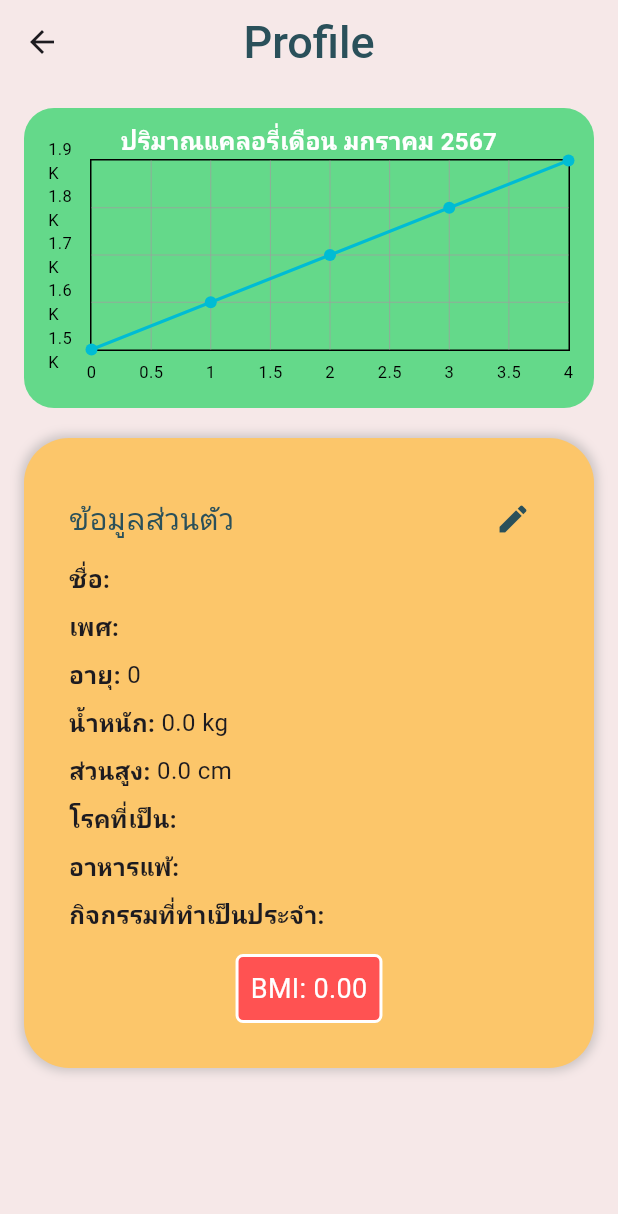
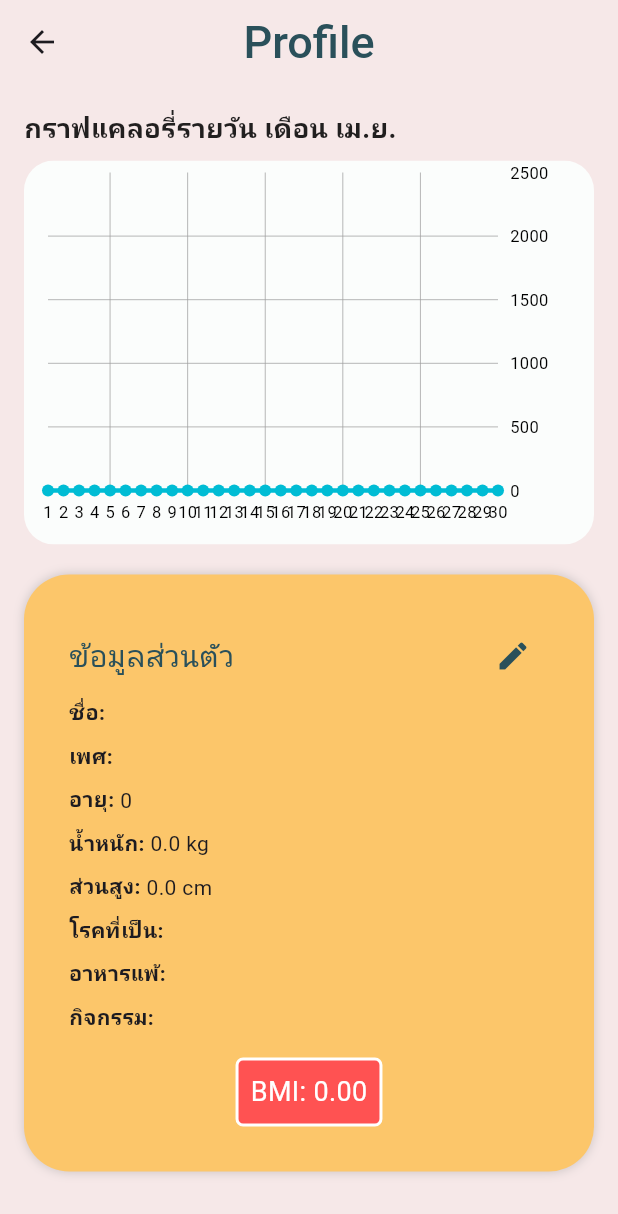
Before and after one commit to tinepanupong1/project_app, a Flutter app: the ProfileScreen screen opened directly, on a phone screen of 412 x 824 dp. Shown: the top 1214 px of the screen. Run offline on Flutter 3.47's test engine with Material 3 defaults, Android fonts, the phone set to English and light mode, and no system bars; drawn by our look-alikes of fl_chart; our stand-ins replace cloud_firestore, firebase_auth, firebase_core, firebase_storage, flutter_local_notifications, google_generative_ai and 4 more; accounts and stored records are empty; Roboto replaces fonts that are missing (Jua).

Commit message:
Update Profile & Recommend

```diff
--- a/lib/screen/profilescreen.dart
+++ b/lib/screen/profilescreen.dart
@@ -1,4 +1,4 @@
-//profilescreen
+import 'dart:math';
 import 'package:flutter/material.dart';
 import 'package:firebase_auth/firebase_auth.dart';
 import 'package:cloud_firestore/cloud_firestore.dart';
@@ -7,69 +7,117 @@ import 'package:project_app/component/constant.dart';
 import 'package:project_app/screen/homescreen.dart';
 
 class ProfileScreen extends StatefulWidget {
+  const ProfileScreen({Key? key}) : super(key: key);
   @override
   _ProfileScreenState createState() => _ProfileScreenState();
 }
 
 class _ProfileScreenState extends State<ProfileScreen> {
   late String uid;
-  final TextEditingController nameController = TextEditingController();
-  final TextEditingController genderController = TextEditingController();
-  final TextEditingController ageController = TextEditingController();
-  final TextEditingController weightController = TextEditingController();
-  final TextEditingController heightController = TextEditingController();
-  final TextEditingController diseaseController = TextEditingController();
-  final TextEditingController allergyController = TextEditingController();
-  final TextEditingController activityController = TextEditingController();
+
+  // Controllers สำหรับข้อมูลส่วนตัว
+  final nameController     = TextEditingController();
+  final genderController   = TextEditingController();
+  final ageController      = TextEditingController();
+  final weightController   = TextEditingController();
+  final heightController   = TextEditingController();
+  final diseaseController  = TextEditingController();
+  final allergyController  = TextEditingController();
+  final activityController = TextEditingController();
+
+  // กราฟรายวัน
+  List<FlSpot> _calorieSpots = [];
+  bool _isChartLoading = true;
+  int _daysInMonth = 30;
+
+  static const Map<int, String> monthNames = {
+    1: 'ม.ค.',  2: 'ก.พ.',  3: 'มี.ค.', 4: 'เม.ย.',
+    5: 'พ.ค.',  6: 'มิ.ย.',  7: 'ก.ค.', 8: 'ส.ค.',
+    9: 'ก.ย.', 10: 'ต.ค.', 11: 'พ.ย.', 12: 'ธ.ค.',
+  };
 
   @override
   void initState() {
     super.initState();
     uid = FirebaseAuth.instance.currentUser!.uid;
     _fetchProfileData();
+    _fetchDailyCalorieData();
   }
 
-  void _fetchProfileData() async {
-    DocumentSnapshot doc = await FirebaseFirestore.instance.collection('users').doc(uid).get();
-    if (doc.exists) {
-      var data = doc.data() as Map<String, dynamic>;
-      nameController.text = data['name'] ?? 'Unknown';
-      genderController.text = data['gender'] ?? 'Select Gender';
-      ageController.text = data['age']?.toString() ?? '';
-      weightController.text = data['weight']?.toString() ?? '';
-      heightController.text = data['height']?.toString() ?? '';
-      diseaseController.text = data['disease'] ?? 'Select Disease';
-      allergyController.text = data['allergies'] ?? '';
-      activityController.text = data['activity'] ?? '';
-      setState(() {}); // Update UI after fetching data
+  /// 1. โหลดข้อมูลโปรไฟล์
+  Future<void> _fetchProfileData() async {
+    final doc = await FirebaseFirestore.instance
+        .collection('users')
+        .doc(uid)
+        .get();
+    if (!doc.exists) return;
+
+    final data = doc.data()!;
+    nameController.text     = data['name']      ?? '';
+    genderController.text   = data['gender']    ?? '';
+    ageController.text      = (data['age']      ?? '').toString();
+    weightController.text   = (data['weight']   ?? '').toString();
+    heightController.text   = (data['height']   ?? '').toString();
+    diseaseController.text  = data['disease']   ?? '';
+    allergyController.text  = data['allergies'] ?? '';
+    activityController.text = data['activity']  ?? '';
+    setState(() {});
+  }
+
+  /// 2. โหลด Food Diary เดือนปัจจุบัน แล้วรวมแคลอรี่เป็นรายวัน
+  Future<void> _fetchDailyCalorieData() async {
+    final now   = DateTime.now();
+    final year  = now.year;
+    final month = now.month;
+
+    final snap = await FirebaseFirestore.instance
+        .collection('users')
+        .doc(uid)
+        .collection('food_diary')
+        .get();
+
+    final Map<int, double> dailyTotals = {};
+    for (final doc in snap.docs) {
+      final date = DateTime.tryParse(doc.id);
+      if (date != null && date.year == year && date.month == month) {
+        final entries = doc.data()['entries'] as List<dynamic>? ?? [];
+        final sumCal = entries.fold<double>(
+          0,
+          (sum, e) => sum + (e['calories'] as num).toDouble(),
+        );
+        dailyTotals[date.day] = sumCal;
       }
     }
 
-  double calculateBMI() {
-    double weight = double.tryParse(weightController.text) ?? 0.0;
-    double height = double.tryParse(heightController.text) ?? 0.0;
+    final daysInMonth = DateTime(year, month + 1, 0).day;
+    final spots = List<FlSpot>.generate(daysInMonth, (i) {
+      final day = i + 1;
+      return FlSpot(day.toDouble(), dailyTotals[day] ?? 0);
+    });
 
-    if (height > 0) {
-      return weight / ((height / 100) * (height / 100));
+    setState(() {
+      _daysInMonth    = daysInMonth;
+      _calorieSpots   = spots;
+      _isChartLoading = false;
+    });
   }
-    return 0.0;
+
+  double _calculateBMI() {
+    final w = double.tryParse(weightController.text) ?? 0;
+    final h = double.tryParse(heightController.text) ?? 0;
+    if (h > 0) return w / ((h / 100) * (h / 100));
+    return 0;
   }
 
   void _editProfile() {
     showDialog(
       context: context,
-      builder: (BuildContext context) {
-        return AlertDialog(
+      builder: (_) => AlertDialog(
         backgroundColor: backgroundColor,
-          title: const Text(
-            'Edit Profile',
-            style: TextStyle(
-              fontFamily: 'Jua',
-              fontSize: 30,
-              fontWeight: FontWeight.w500,
+        title: const Text('Edit Profile', style: TextStyle(
+          fontFamily: 'Jua', fontSize: 30, fontWeight: FontWeight.w500,
           color: Color(0xFF2A505A),
-            ),
-          ),
+        )),
         content: SingleChildScrollView(
           child: Column(
             children: [
@@ -86,117 +134,66 @@ class _ProfileScreenState extends State<ProfileScreen> {
         ),
         actions: [
           TextButton(
-              child: const Text(
-                'Cancel',
-                style: TextStyle(color: Colors.redAccent),
-              ),
-              onPressed: () {
-                Navigator.of(context).pop();
-              },
+            child: const Text('Cancel', style: TextStyle(color: Colors.redAccent)),
+            onPressed: () => Navigator.pop(context),
           ),
           TextButton(
-              child: const Text(
-                'Save',
-                style: TextStyle(color: Colors.green),
-              ),
+            child: const Text('Save', style: TextStyle(color: Colors.green)),
             onPressed: () async {
-                // Update data in Firestore
               await FirebaseFirestore.instance
-                    .collection('users')
-                    .doc(uid)
-                    .update({
-                  'name': nameController.text,
-                  'gender': genderController.text,
-                  'age': int.tryParse(ageController.text) ?? 0,
-                  'weight': double.tryParse(weightController.text) ?? 0.0,
-                  'height': double.tryParse(heightController.text) ?? 0.0,
-                  'disease': diseaseController.text,
+                  .collection('users').doc(uid).update({
+                'name':      nameController.text,
+                'gender':    genderController.text,
+                'age':       int.tryParse(ageController.text) ?? 0,
+                'weight':    double.tryParse(weightController.text) ?? 0,
+                'height':    double.tryParse(heightController.text) ?? 0,
+                'disease':   diseaseController.text,
                 'allergies': allergyController.text,
-                  'activity': activityController.text,
+                'activity':  activityController.text,
               });
-
-                // Update UI immediately
               setState(() {});
-
-                // Close dialog
-                Navigator.of(context).pop();
+              Navigator.pop(context);
             },
           ),
         ],
-        );
-      },
+      ),
     );
   }
 
-  Widget _buildTextField(String label, TextEditingController controller) {
-    return TextField(
-      controller: controller,
-      decoration: InputDecoration(labelText: label),
-    );
-  }
+  Widget _buildTextField(String label, TextEditingController ctl) =>
+    TextField(controller: ctl, decoration: InputDecoration(labelText: label));
 
   Widget _buildDiseaseDropdown() {
-    List<String> diseases = [
-      'โรคอ้วน',
-      'โรคไต',
-      'โรคความดันโลหิตสูง',
-      'ไม่เป็นโรค',
-    ];
-
+    const diseases = ['โรคอ้วน','โรคไต','โรคความดันโลหิตสูง','ไม่เป็นโรค'];
     return DropdownButtonFormField<String>(
-      decoration: InputDecoration(labelText: 'Disease'),
+      decoration: const InputDecoration(labelText: 'Disease'),
       value: diseaseController.text.isEmpty ? null : diseaseController.text,
-      onChanged: (String? newValue) {
-        setState(() {
-          diseaseController.text = newValue ?? '';
-        });
-      },
-      isExpanded: true,
-      items: diseases.map<DropdownMenuItem<String>>((String value) {
-        return DropdownMenuItem<String>(
-          value: value,
-          child: Text(
-            value,
-            overflow: TextOverflow.clip,
-          ),
-        );
-      }).toList(),
+      items: diseases.map((d)=> DropdownMenuItem(value: d, child: Text(d))).toList(),
+      onChanged: (v)=> setState(()=> diseaseController.text = v ?? ''),
     );
   }
 
   Widget _buildActivityDropdown() {
-    List<String> activities = [
+    const acts = [
       'นั่งทำงานอยู่กับที่และไม่ได้ออกกำลังกายเลย',
       'ออกกำลังกายหรือเล่นกีฬาเล็กน้อยประมาณอาทิตย์ละ 1-3 วัน',
       'ออกกำลังกายหรือเล่นกีฬาปานกลางประมาณอาทิตย์ละ 3-5 วัน',
       'ออกกำลังกายหรือเล่นกีฬาอย่างหนักประมาณอาทิตย์ละ 6-7 วัน',
       'ออกกำลังกายหรือเล่นที่กีฬาอย่างหนักมากทุกวันเช้า และเย็น',
     ];
-
     return DropdownButtonFormField<String>(
-      decoration: InputDecoration(labelText: 'Activity'),
+      decoration: const InputDecoration(labelText: 'Activity'),
       value: activityController.text.isEmpty ? null : activityController.text,
-      onChanged: (String? newValue) {
-        setState(() {
-          activityController.text = newValue ?? '';
-        });
-      },
-      isExpanded: true,
-      items: activities.map<DropdownMenuItem<String>>((String value) {
-        return DropdownMenuItem<String>(
-          value: value,
-          child: Text(
-            value,
-            overflow: TextOverflow.clip,
-          ),
-        );
-      }).toList(),
+      items: acts.map((a)=> DropdownMenuItem(value: a, child: Text(a))).toList(),
+      onChanged: (v)=> setState(()=> activityController.text = v ?? ''),
     );
   }
 
   @override
   Widget build(BuildContext context) {
-    double bmi = calculateBMI();
+    final now        = DateTime.now();
+    final bmi        = _calculateBMI();
+    final chartTitle = 'กราฟแคลอรี่รายวัน เดือน ${monthNames[now.month]}';
 
     return Scaffold(
       backgroundColor: const Color(0xFFF6E8E8),
@@ -205,83 +202,91 @@ class _ProfileScreenState extends State<ProfileScreen> {
         title: const Text('Profile'),
         centerTitle: true,
         titleTextStyle: const TextStyle(
-          fontFamily: 'Jua',
-          fontSize: 30,
-          fontWeight: FontWeight.w500,
+          fontFamily: 'Jua', fontSize: 30, fontWeight: FontWeight.w500,
           color: Color(0xFF2A505A),
         ),
         leading: IconButton(
           icon: const Icon(Icons.arrow_back),
-          onPressed: () {
-            Navigator.pushReplacement(
-              context,
-              MaterialPageRoute(builder: (context) => const HomeScreen()),
-            );
-          },
+          onPressed: () => Navigator.pushReplacement(
+            context, MaterialPageRoute(builder: (_) => const HomeScreen()),
+          ),
         ),
       ),
       body: SingleChildScrollView(
-        padding: const EdgeInsets.all(16.0),
+        padding: const EdgeInsets.all(16),
         child: Column(
-          crossAxisAlignment: CrossAxisAlignment.center,
+          crossAxisAlignment: CrossAxisAlignment.start,
           children: [
-            Container(
-              height: 200,
-              padding: const EdgeInsets.symmetric(vertical: 10),
-              decoration: BoxDecoration(
-                color: const Color(0xFF64D98A),
-                borderRadius: BorderRadius.circular(20),
-              ),
-              child: Column(
-                children: [
-                  const Text(
-                    'ปริมาณแคลอรี่เดือน มกราคม 2567',
-                    style: TextStyle(
-                      color: Colors.white,
-                      fontWeight: FontWeight.bold,
-                      fontSize: 16,
+            // ======= หัวกราฟ =======
+            Text(
+              chartTitle,
+              style: const TextStyle(
+                fontSize: 18, fontWeight: FontWeight.bold, color: Colors.black87,
               ),
             ),
-                  Expanded(
-                    child: Padding(
-                      padding: const EdgeInsets.symmetric(horizontal: 16),
-                      child: LineChart(
+            const SizedBox(height: 8),
+
+            // ======= กราฟรายวัน =======
+            ClipRRect(
+              borderRadius: BorderRadius.circular(20),
+              child: Container(
+                color: const Color.fromARGB(255, 251, 253, 252),
+                padding: const EdgeInsets.symmetric(vertical: 8, horizontal: 16),
+                child: SizedBox(
+                  height: 240,
+                  child: _isChartLoading
+                      ? const Center(child: CircularProgressIndicator(color: Colors.white))
+                      : LineChart(
                           LineChartData(
+                            minX: 1,
+                            maxX: _daysInMonth.toDouble(),
+                            minY: 0,
+                            maxY: 2500,
                             titlesData: FlTitlesData(
-                            leftTitles: SideTitles(showTitles: true),
-                            bottomTitles: SideTitles(showTitles: true),
+                              leftTitles: SideTitles(showTitles: false),
+                              rightTitles: SideTitles(
+                                showTitles: true,
+                                interval: 500,
+                                getTitles: (v) => v.toInt().toString(),
+                                reservedSize: 40,
+                                margin: 8,
                               ),
-                          borderData: FlBorderData(show: true),
+                              bottomTitles: SideTitles(
+                                showTitles: true,
+                                interval: 1,
+                                getTitles: (v) => v.toInt().toString(),
+                              ),
+                              topTitles: SideTitles(showTitles: false),
+                            ),
+                            gridData: FlGridData(show: true),
+                            borderData: FlBorderData(show: false),
                             lineBarsData: [
                               LineChartBarData(
-                              spots: [
-                                FlSpot(0, 1500),
-                                FlSpot(1, 1600),
-                                FlSpot(2, 1700),
-                                FlSpot(3, 1800),
-                                FlSpot(4, 1900),
-                              ],
+                                spots: _calorieSpots,
+                                isCurved: true,
+                                dotData: FlDotData(show: true),
+                                barWidth: 3,
                               ),
                             ],
                           ),
                         ),
                 ),
               ),
-                ],
-              ),
             ),
             const SizedBox(height: 20),
+
+            // ======= ข้อมูลส่วนตัว =======
             ProfileCard(
-              name: nameController.text,
-              gender: genderController.text,
-              age: int.tryParse(ageController.text) ?? 0,
-              weight: double.tryParse(weightController.text) ?? 0.0,
-              height: double.tryParse(heightController.text) ?? 0.0,
-              disease: diseaseController.text,
-              allergy: allergyController.text,
+              name:     nameController.text,
+              gender:   genderController.text,
+              age:      int.tryParse(ageController.text)    ?? 0,
+              weight:   double.tryParse(weightController.text) ?? 0,
+              height:   double.tryParse(heightController.text) ?? 0,
+              disease:  diseaseController.text,
+              allergy:  allergyController.text,
               activity: activityController.text,
-              bmi: bmi,
-              onEdit: _editProfile,
+              bmi:      bmi,
+              onEdit:   _editProfile,
             ),
           ],
         ),
@@ -290,30 +295,27 @@ class _ProfileScreenState extends State<ProfileScreen> {
   }
 }
 
+// ProfileCard widget (ไม่แก้)
 class ProfileCard extends StatelessWidget {
-  final String name;
-  final String gender;
+  final String name, gender, disease, allergy, activity;
   final int age;
-  final double weight;
-  final double height;
-  final String disease;
-  final String allergy;
-  final String activity;
-  final double bmi;
+  final double weight, height, bmi;
   final VoidCallback onEdit;
 
-  ProfileCard({
-    required this.name,
-    required this.gender,
-    required this.age,
-    required this.weight,
-    required this.height,
-    required this.disease,
-    required this.allergy,
-    required this.activity,
-    required this.bmi,
-    required this.onEdit,
-  });
+  const ProfileCard({
+    required this.name, required this.gender, required this.age,
+    required this.weight, required this.height, required this.disease,
+    required this.allergy, required this.activity, required this.bmi,
+    required this.onEdit, Key? key
+  }) : super(key: key);
+
+  Widget _buildInfoRow(String label, String value) => Padding(
+        padding: const EdgeInsets.symmetric(vertical: 4.0),
+        child: Row(children: [
+          Text('$label: ', style: const TextStyle(fontWeight: FontWeight.bold)),
+          Expanded(child: Text(value)),
+        ]),
+      );
 
   @override
   Widget build(BuildContext context) {
@@ -321,29 +323,17 @@ class ProfileCard extends StatelessWidget {
       decoration: BoxDecoration(
         color: const Color(0xFFFCC66A),
         borderRadius: BorderRadius.circular(30),
-        boxShadow: [
-          BoxShadow(
-            color: Colors.grey.withOpacity(0.5),
-            spreadRadius: 2,
-            blurRadius: 5,
+        boxShadow: [BoxShadow(color: Colors.grey.withOpacity(0.5), blurRadius: 5)],
       ),
-        ],
-      ),
-      padding: const EdgeInsets.all(30.0),
+      padding: const EdgeInsets.all(30),
       child: Column(
         crossAxisAlignment: CrossAxisAlignment.start,
         children: [
           Row(
             mainAxisAlignment: MainAxisAlignment.spaceBetween,
             children: [
-              const Text(
-                'ข้อมูลส่วนตัว',
-                style: TextStyle(fontSize: 20, color: Color(0xFF2A505A)),
-              ),
-              IconButton(
-                icon: const Icon(Icons.edit, color: Color(0xFF2A505A)),
-                onPressed: onEdit,
-              ),
+              const Text('ข้อมูลส่วนตัว', style: TextStyle(fontSize: 20, color: Color(0xFF2A505A))),
+              IconButton(icon: const Icon(Icons.edit, color: Color(0xFF2A505A)), onPressed: onEdit),
             ],
           ),
           _buildInfoRow('ชื่อ', name),
@@ -353,42 +343,17 @@ class ProfileCard extends StatelessWidget {
           _buildInfoRow('ส่วนสูง', '$height cm'),
           _buildInfoRow('โรคที่เป็น', disease),
           _buildInfoRow('อาหารแพ้', allergy),
-          _buildInfoRow('กิจกรรมที่ทำเป็นประจำ', activity),
-          const SizedBox(height: 10),
+          _buildInfoRow('กิจกรรม', activity),
+          const SizedBox(height: 12),
           Center(
             child: Container(
+              padding: const EdgeInsets.all(8),
               decoration: BoxDecoration(
                 color: Colors.redAccent,
                 borderRadius: BorderRadius.circular(5),
-                border: Border.all(color: Colors.white, width: 2.0),
+                border: Border.all(color: Colors.white, width: 2),
               ),
-              padding: const EdgeInsets.all(8),
-              child: Text(
-                'BMI: ${bmi.toStringAsFixed(2)}',
-                style: const TextStyle(color: Colors.white, fontSize: 18),
-              ),
-            ),
-          ),
-        ],
-      ),
-    );
-  }
-
-  Widget _buildInfoRow(String label, String value) {
-    return Padding(
-      padding: const EdgeInsets.symmetric(vertical: 4.0),
-      child: Row(
-        crossAxisAlignment: CrossAxisAlignment.start,
-        children: [
-          Text(
-            '$label: ',
-            style: const TextStyle(fontSize: 16, fontWeight: FontWeight.bold),
-          ),
-          Expanded(
-            child: Text(
-              value,
-              style: const TextStyle(fontSize: 16),
-              overflow: TextOverflow.clip,
+              child: Text('BMI: ${bmi.toStringAsFixed(2)}', style: const TextStyle(color: Colors.white, fontSize: 18)),
             ),
           ),
         ],
```
Also changed, not shown: lib/screen/recommendation_screen.dart (+84 -82 lines). Lines whose indentation alone changed are shown as unchanged.
